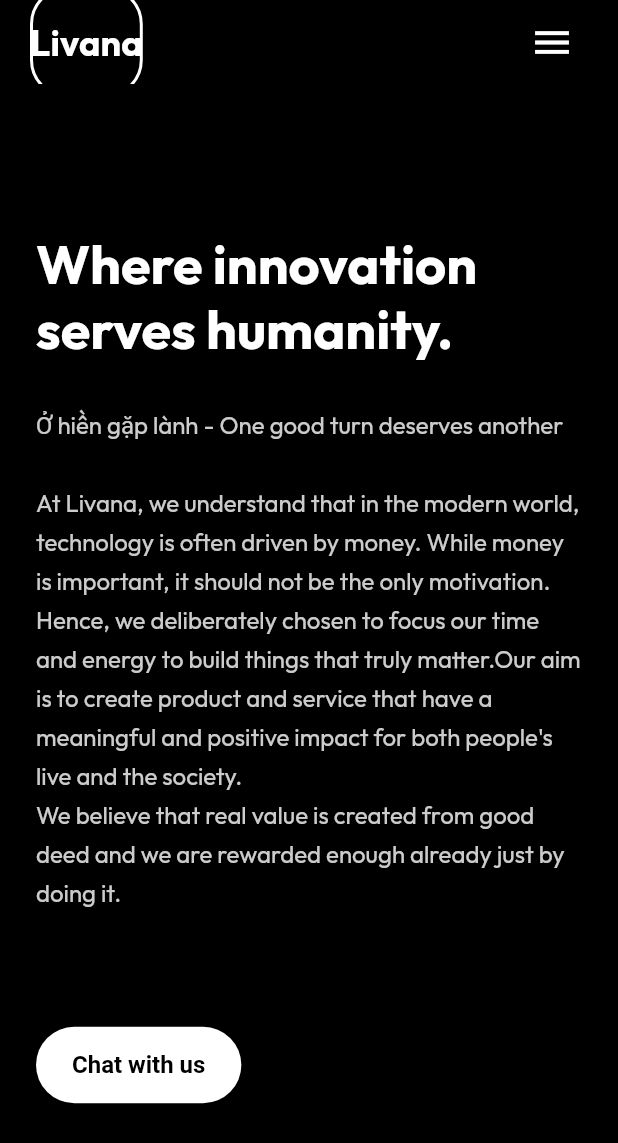
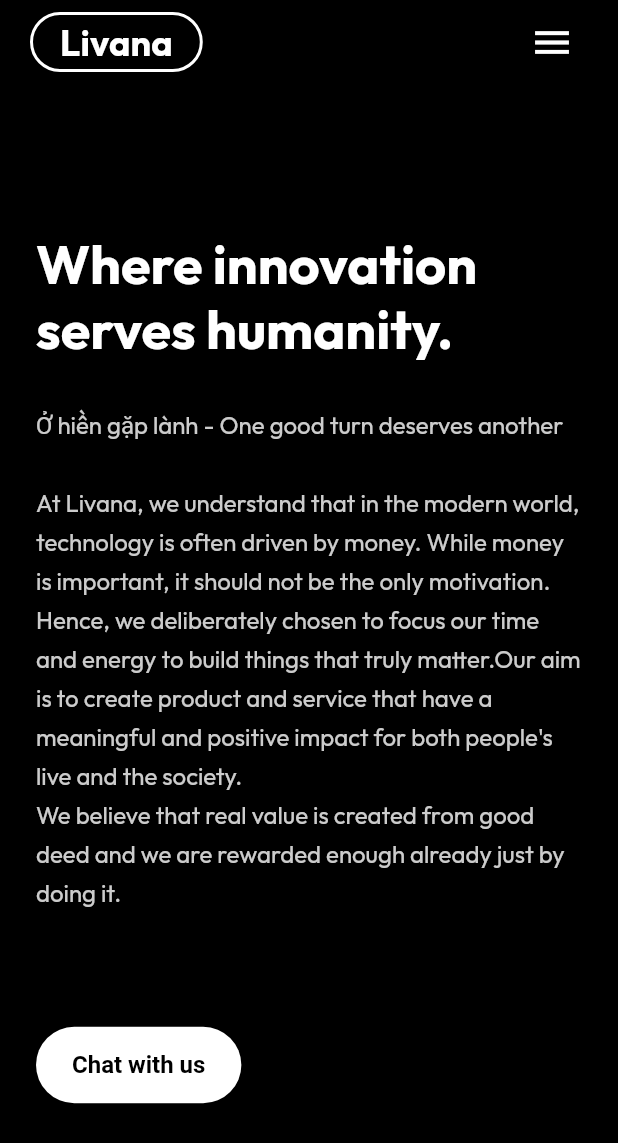
Before and after one commit to nhuquan/livana-home, a Flutter app: the screen it shows after launch, on a phone screen of 412 x 824 dp. Shown: the top 1143 px of the screen. Run offline on Flutter 3.47's test engine with Material 3 defaults, Android fonts, the phone set to English and light mode, and no system bars; our stand-ins replace google_fonts, supabase_flutter; accounts and stored records are empty.

Commit message:
reverse padding

```diff
--- a/lib/main.dart
+++ b/lib/main.dart
@@ -160,7 +160,7 @@ class ResponsiveAppBar extends StatelessWidget implements PreferredSizeWidget {
             shape: RoundedRectangleBorder(
               borderRadius: BorderRadius.circular(25.0), // Adjust corner radius
             ),
-            padding: EdgeInsets.symmetric(vertical: 20, horizontal: 0),
+            padding: EdgeInsets.symmetric(vertical: 0, horizontal: 20),
             // padding: EdgeInsets.only(bottom: 10, left: 20, right: 20),
             // You can also set minimumSize, backgroundColor (for fill), etc.
             // backgroundColor: Colors.deepPurple.withOpacity(0.1), // Optional: subtle background
```
Also changed, not shown: 4 other files.
